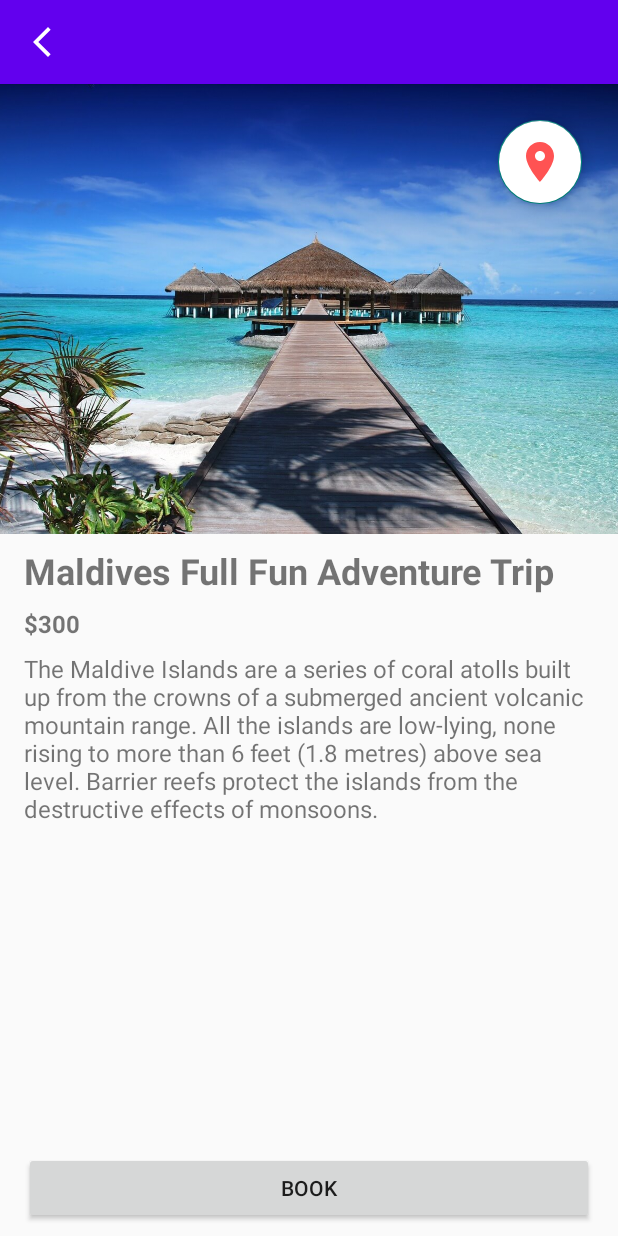
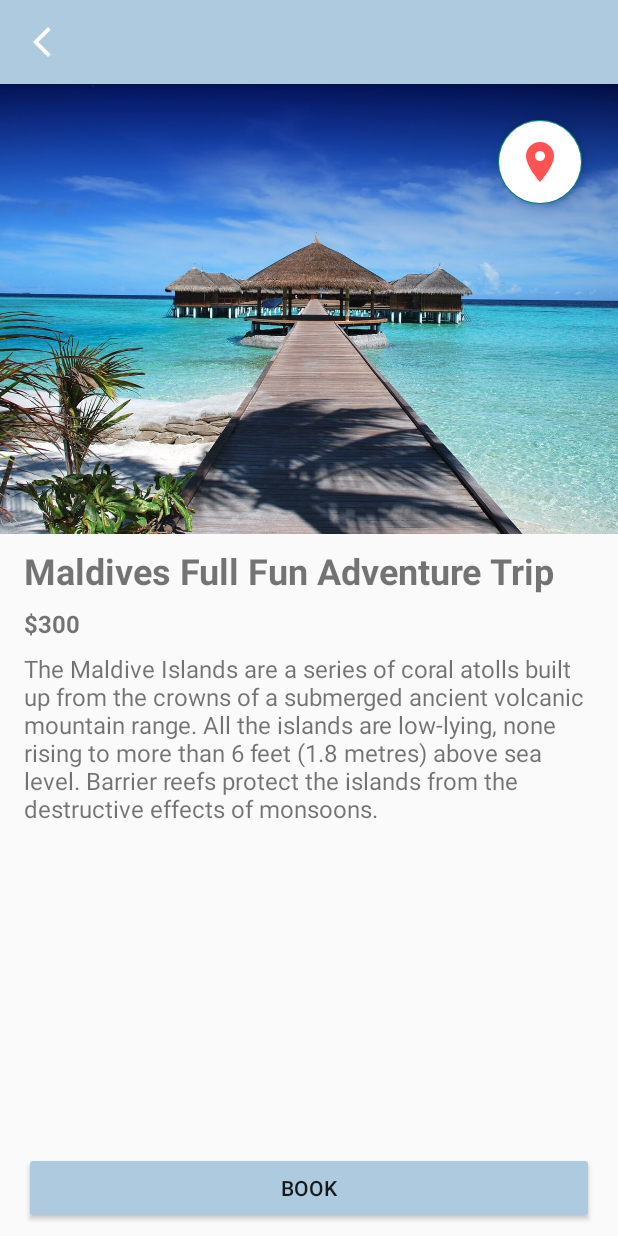
Before and after one commit to tariksuljic/LeVoyage, an Android app: the Home screen opened directly, with no data from a screen before it, after a tap on "Maldives Full Fun Adventure Trip", on a phone screen of 412 x 824 dp. Run offline under Robolectric (Android 15) with nearby library versions, the phone set to English and light mode, and no system bars; Roboto replaces fonts that are not available here.

Commit message:
Changed the color of the action bar

```diff
--- a/app/src/main/res/layout/activity_destination_details.xml
+++ b/app/src/main/res/layout/activity_destination_details.xml
@@ -64,6 +64,7 @@
         android:layout_marginStart="16dp"
         android:layout_marginEnd="16dp"
         android:layout_marginBottom="8dp"
+        android:backgroundTint="@color/light_blue"
         android:text="@string/book"
         app:layout_constraintBottom_toBottomOf="parent"
         app:layout_constraintEnd_toEndOf="parent"
--- a/app/src/main/res/values/colors.xml
+++ b/app/src/main/res/values/colors.xml
@@ -7,4 +7,6 @@
     <color name="teal_700">#FF018786</color>
     <color name="black">#FF000000</color>
     <color name="white">#FFFFFFFF</color>
+    <color name="grey">#808080</color>
+    <color name="light_blue">#AECADF</color>
 </resources>
--- a/app/src/main/res/values/themes.xml
+++ b/app/src/main/res/values/themes.xml
@@ -2,8 +2,8 @@
     <!-- Base application theme. -->
     <style name="Theme.LeVoyage" parent="Theme.AppCompat.Light.DarkActionBar">
         <!-- Primary brand color. -->
-        <item name="colorPrimary">@color/purple_500</item>
-        <item name="colorPrimaryVariant">@color/purple_700</item>
+        <item name="colorPrimary">@color/light_blue</item>
+        <item name="colorPrimaryVariant">@color/light_blue</item>
         <item name="colorOnPrimary">@color/white</item>
         <!-- Secondary brand color. -->
         <item name="colorSecondary">@color/teal_200</item>
```
